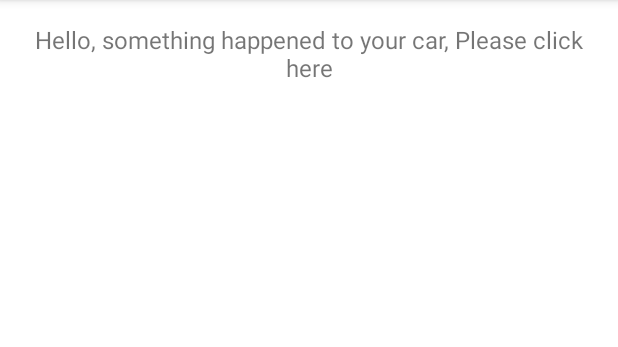
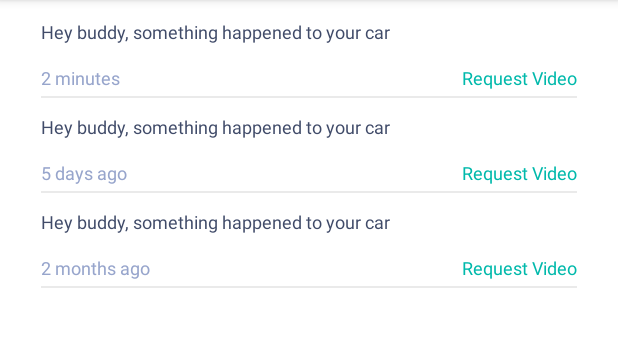
Before and after one commit to Gowdham88/Parking_Android, an Android app: the fragment NotificationFragment shown on its own in the app's theme, on a phone screen of 412 x 824 dp, the part 84-431 px from its top. Run offline under Robolectric (Android 15) with nearby library versions, the phone set to English and light mode, and no system bars.

Commit message:
Commit with notication screen ui changes

```diff
--- a/app/build.gradle
+++ b/app/build.gradle
@@ -69,6 +69,7 @@ dependencies {
     implementation 'com.github.esafirm.android-image-picker:imagepicker:1.13.1'
     implementation 'com.github.esafirm.android-image-picker:rximagepicker:1.13.1'
     implementation 'com.github.bumptech.glide:glide:4.7.1'
+    implementation 'de.hdodenhof:circleimageview:2.2.0'
     //
     implementation "android.arch.lifecycle:extensions:1.1.1"
     implementation "android.arch.lifecycle:viewmodel:1.1.1"
--- a/app/src/main/java/com/pyrky_android/activity/SplashActivity.java
+++ b/app/src/main/java/com/pyrky_android/activity/SplashActivity.java
@@ -22,7 +22,7 @@ public class SplashActivity extends AppCompatActivity {
             @Override
             public void run() {
                 /* Create an Intent that will start the Menu-Activity. */
-                Intent mainIntent = new Intent(SplashActivity.this,HomeActivity.class);
+                Intent mainIntent = new Intent(SplashActivity.this,SignInActivity.class);
                 SplashActivity.this.startActivity(mainIntent);
                 SplashActivity.this.finish();
             }
--- /dev/null
+++ b/app/src/main/java/com/pyrky_android/adapter/NotificationAdapter.java
@@ -0,0 +1,55 @@
+package com.pyrky_android.adapter;
+
+import android.content.Context;
+import android.support.annotation.NonNull;
+import android.support.v7.widget.RecyclerView;
+import android.view.LayoutInflater;
+import android.view.View;
+import android.view.ViewGroup;
+import android.widget.TextView;
+
+import com.pyrky_android.R;
+
+public class NotificationAdapter extends RecyclerView.Adapter<NotificationAdapter.ViewHolder>{
+
+    Context context;
+    String[] mMessage,mTime;
+    public NotificationAdapter(String[] mMessage, String[] mTime) {
+        this.mMessage = mMessage;
+        this.mTime = mTime;
+    }
+
+    @NonNull
+    @Override
+    public NotificationAdapter.ViewHolder onCreateViewHolder(@NonNull ViewGroup parent, int viewType) {
+        View view = LayoutInflater.from(parent.getContext())
+                .inflate(R.layout.item_notification, parent, false);
+
+
+        ViewHolder myViewHolder = new ViewHolder(view);
+        return myViewHolder;
+    }
+
+    @Override
+    public void onBindViewHolder(@NonNull NotificationAdapter.ViewHolder holder, int position) {
+      holder.notificationMessage.setText(mMessage[position]);
+        holder.notificationTime.setText(mTime[position]);
+    }
+
+    @Override
+    public int getItemCount() {
+        return mTime.length;
+    }
+
+    public class ViewHolder extends RecyclerView.ViewHolder {
+
+        TextView notificationMessage,notificationTime,requestVideo;
+        public ViewHolder(View itemView) {
+            super(itemView);
+
+            notificationMessage = itemView.findViewById(R.id.notification_message);
+            notificationTime = itemView.findViewById(R.id.notification_time);
+            requestVideo = itemView.findViewById(R.id.request_video);
+        }
+    }
+}
--- a/app/src/main/java/com/pyrky_android/fragment/NotificationFragment.java
+++ b/app/src/main/java/com/pyrky_android/fragment/NotificationFragment.java
@@ -7,6 +7,8 @@ import android.support.annotation.NonNull;
 import android.support.annotation.Nullable;
 import android.support.v4.app.Fragment;
 import android.support.v7.app.AlertDialog;
+import android.support.v7.widget.LinearLayoutManager;
+import android.support.v7.widget.RecyclerView;
 import android.view.Gravity;
 import android.view.LayoutInflater;
 import android.view.View;
@@ -17,6 +19,7 @@ import android.widget.TextView;
 
 import com.pyrky_android.R;
 import com.pyrky_android.activity.NearestLocMapsActivity;
+import com.pyrky_android.adapter.NotificationAdapter;
 
 /**
  * Created by thulirsoft on 7/6/18.
@@ -24,19 +27,22 @@ import com.pyrky_android.activity.NearestLocMapsActivity;
 
 public class NotificationFragment extends Fragment {
 
+    RecyclerView mRecyclerView;
+    NotificationAdapter mRecyclerAdapter;
+
+    String[] mMessage = {"Hey buddy, something happened to your car","Hey buddy, something happened to your car","Hey buddy, something happened to your car"};
+    String[] mTime = {"2 minutes","5 days ago","2 months ago"};
+
     @Nullable
     @Override
     public View onCreateView(@NonNull LayoutInflater inflater, @Nullable ViewGroup container, @Nullable Bundle savedInstanceState) {
             View view = inflater.inflate(R.layout.fragment_notification, null);
+        mRecyclerView = view.findViewById(R.id.notification_recycler);
+        mRecyclerView.setHasFixedSize(true);
+        mRecyclerView.setLayoutManager(new LinearLayoutManager(getActivity()));
+        mRecyclerAdapter = new NotificationAdapter(mMessage,mTime);
+        mRecyclerView.setAdapter(mRecyclerAdapter);
 
-        TextView textView = view.findViewById(R.id.alert_message);
-
-        textView.setOnClickListener(new View.OnClickListener() {
-            @Override
-            public void onClick(View v) {
-                showDialog();
-            }
-        });
         return view;
     }
 
--- a/app/src/main/java/com/pyrky_android/fragment/ProfileFragment.java
+++ b/app/src/main/java/com/pyrky_android/fragment/ProfileFragment.java
@@ -72,7 +72,7 @@ public class ProfileFragment extends android.support.v4.app.Fragment {
     public void onAttach(Context context) {
         super.onAttach(context);
 //        actionBar = ((AppCompatActivity)getActivity()).getSupportActionBar();
-//        actionBar.setIcon(R.drawable.ic_settings);
+//        actionBar.setIcon(R.drawable.ic_settings_new);
 
     }
 
@@ -105,8 +105,8 @@ public class ProfileFragment extends android.support.v4.app.Fragment {
             Picasso.with(getActivity()).load(profilePic)
                     .into(mProfileImage);
         }
+
        downloadImage();
-
 
         mProfileImage.setOnClickListener(new View.OnClickListener() {
             @Override
--- a/app/src/main/java/com/pyrky_android/pojo/Users.java
+++ b/app/src/main/java/com/pyrky_android/pojo/Users.java
@@ -12,6 +12,7 @@ public class Users {
     private String carCategory;
     private String profileImageUrl;
     private String platform;
+
     public Users(String userName, String email,String profileImageUrl, String carCategory) {
         this.userName = userName;
         this.email = email;
--- a/app/src/main/res/layout/activity_main.xml
+++ b/app/src/main/res/layout/activity_main.xml
@@ -19,7 +19,8 @@
         android:layout_height="match_parent"
         android:layout_gravity="start"
         android:fitsSystemWindows="true"
+        app:itemIconTint="@color/colorAccent"
         app:headerLayout="@layout/nav_header_main"
         app:menu="@menu/activity_main_drawer" />
-
+    <!--android:theme="@style/NavigationTheme"-->
 </android.support.v4.widget.DrawerLayout>
--- a/app/src/main/res/layout/app_bar_main.xml
+++ b/app/src/main/res/layout/app_bar_main.xml
@@ -39,7 +39,7 @@
                     android:layout_alignParentEnd="true"
                     android:layout_marginEnd="5dp"
                     android:padding="0dp"
-                    android:src="@drawable/ic_settings"
+                    android:src="@drawaic_settings_newings"
                     />
 
             </RelativeLayout>-->
--- a/app/src/main/res/layout/fragment_notification.xml
+++ b/app/src/main/res/layout/fragment_notification.xml
@@ -3,14 +3,9 @@
     xmlns:android="http://schemas.android.com/apk/res/android" android:layout_width="match_parent"
     android:layout_height="match_parent"
     android:background="@android:color/white">
-    <TextView
+    <android.support.v7.widget.RecyclerView
         android:layout_width="match_parent"
-        android:layout_height="wrap_content"
-        android:id="@+id/alert_message"
-        android:textSize="16sp"
-        android:text="Hello, something happened to your car, Please click here"
-        android:layout_alignParentTop="true"
-        android:layout_margin="15dp"
-        android:gravity="center"
-        />
+        android:layout_height="match_parent"
+        android:layout_marginTop="7dp"
+        android:id="@+id/notification_recycler"/>
 </RelativeLayout>
--- /dev/null
+++ b/app/src/main/res/layout/item_notification.xml
@@ -0,0 +1,48 @@
+<?xml version="1.0" encoding="utf-8"?>
+<RelativeLayout
+    xmlns:android="http://schemas.android.com/apk/res/android" android:layout_width="match_parent"
+    android:layout_height="wrap_content"
+    android:paddingStart="27dp"
+    android:paddingTop="5dp"
+    android:paddingBottom="5dp"
+    android:paddingEnd="27dp">
+    <TextView
+        android:layout_width="match_parent"
+        android:layout_height="wrap_content"
+        android:id="@+id/notification_message"
+        android:text="Hey buddy, something happened to your car"
+        android:textColor="#404B69"
+        android:textSize="12sp"
+        android:layout_alignParentStart="true"
+        android:layout_toLeftOf="@id/request_video"
+        android:layout_marginEnd="12dp"
+        android:layout_marginBottom="14dp"
+        />
+    <TextView
+        android:layout_width="wrap_content"
+        android:layout_height="wrap_content"
+        android:id="@+id/notification_time"
+        android:text="5 hours ago"
+        android:textColor="#97A5CC"
+        android:textSize="12sp"
+        android:layout_below="@id/notification_message"
+        android:layout_alignParentStart="true"
+        />
+    <TextView
+        android:layout_width="wrap_content"
+        android:layout_height="wrap_content"
+        android:id="@+id/request_video"
+        android:textColor="#00B9AB"
+        android:textSize="12sp"
+        android:layout_alignParentEnd="true"
+        android:text="Request Video"
+        android:layout_below="@id/notification_message"
+        />
+    <View
+        android:layout_width="match_parent"
+        android:layout_height="1dp"
+        android:layout_below="@id/notification_time"
+        android:background="#EAEAEA"
+        android:layout_marginTop="4dp"
+        />
+</RelativeLayout>
--- a/app/src/main/res/layout/nav_header_main.xml
+++ b/app/src/main/res/layout/nav_header_main.xml
@@ -12,18 +12,18 @@
     android:paddingTop="@dimen/activity_vertical_margin"
     android:theme="@style/ThemeOverlay.AppCompat.Dark">
 
-    <ImageView
+    <de.hdodenhof.circleimageview.CircleImageView
         android:id="@+id/imageView"
         android:layout_width="100dp"
         android:layout_height="100dp"
         android:paddingTop="@dimen/nav_header_vertical_spacing"
         android:layout_gravity="center"
-        app:srcCompat="@mipmap/ic_launcher" />
+        android:src="@drawable/profile" />
 
     <TextView
         android:layout_width="match_parent"
         android:layout_height="wrap_content"
-        android:paddingTop="@dimen/nav_header_vertical_spacing"
+        android:paddingTop="17dp"
         android:text="Pyrky Android"
         android:textStyle="bold"
         android:gravity="center"
--- a/app/src/main/res/layout/navigation_header.xml
+++ b/app/src/main/res/layout/navigation_header.xml
@@ -2,16 +2,20 @@
 <LinearLayout xmlns:android="http://schemas.android.com/apk/res/android"
     android:layout_width="match_parent"
     android:layout_height="192dp"
+    xmlns:app="http://schemas.android.com/apk/res-auto"
     android:background="?attr/colorPrimaryDark"
     android:padding="16dp"
     android:theme="@style/ThemeOverlay.AppCompat.Dark"
     android:orientation="vertical">
-    <ImageView
+    <de.hdodenhof.circleimageview.CircleImageView
         android:layout_width="wrap_content"
         android:layout_height="wrap_content"
         android:id="@+id/profile_img"
         android:src="@mipmap/ic_launcher"
+        android:layout_marginBottom="17dp"
         android:layout_gravity="center"
+        app:civ_border_width="2dp"
+        app:civ_border_color="#FF000000"
         />
     <TextView
         android:layout_width="match_parent"
--- a/app/src/main/res/menu/main.xml
+++ b/app/src/main/res/menu/main.xml
@@ -4,6 +4,6 @@
     <item
         android:id="@+id/action_settings"
         android:title="@string/action_settings"
-        android:icon="@drawable/ic_settings"
+        android:icon="@drawable/ic_settings_new"
         app:showAsAction="always" />
 </menu>
--- a/app/src/main/res/menu/menu_profile.xml
+++ b/app/src/main/res/menu/menu_profile.xml
@@ -4,6 +4,6 @@
     <item
         android:id="@+id/action_settings"
         android:title="@string/action_settings"
-        android:icon="@drawable/ic_settings"
+        android:icon="@drawable/ic_settings_new"
         app:showAsAction="always" />
 </menu>
--- a/app/src/main/res/values-v21/styles.xml
+++ b/app/src/main/res/values-v21/styles.xml
@@ -2,7 +2,11 @@
 
     <style name="AppTheme" parent="Theme.AppCompat.Light">
     <item name="android:statusBarColor">@android:color/white</item>
-
+        <item name="android:windowContentTransitions">true</item>
+        <item name="android:windowAllowEnterTransitionOverlap">true</item>
+        <item name="android:windowAllowReturnTransitionOverlap">true</item>
+        <item name="android:windowSharedElementEnterTransition">@android:transition/move</item>
+        <item name="android:windowSharedElementExitTransition">@android:transition/move</item>
     </style>
 
     <style name="AppTheme.Launcher" parent="AppTheme.NoActionBar">
--- a/app/src/main/res/values/styles.xml
+++ b/app/src/main/res/values/styles.xml
@@ -25,6 +25,10 @@
         <item name="windowActionBar">false</item>
         <item name="windowNoTitle">true</item>
     </style>
+
+    <style name="NavigationTheme" parent="AppTheme">
+        <item name="listPreferredItemHeightLarge">30dp</item><!-- menu item height- vary as u need -->
+    </style>
     <style name="AppTheme.AppBarOverlay" parent="ThemeOverlay.AppCompat.Dark.ActionBar" />
 
     <style name="AppTheme.PopupOverlay" parent="ThemeOverlay.AppCompat.Light" />
```
Also changed, not shown: app/src/main/java/com/pyrky_android/activity/HomeActivity.java (+41 -17 lines), app/src/main/res/drawable/ic_settings_new.png (renamed from app/src/main/res/drawable/ic_settings.png), app/src/main/res/drawable/profile.png (added).
